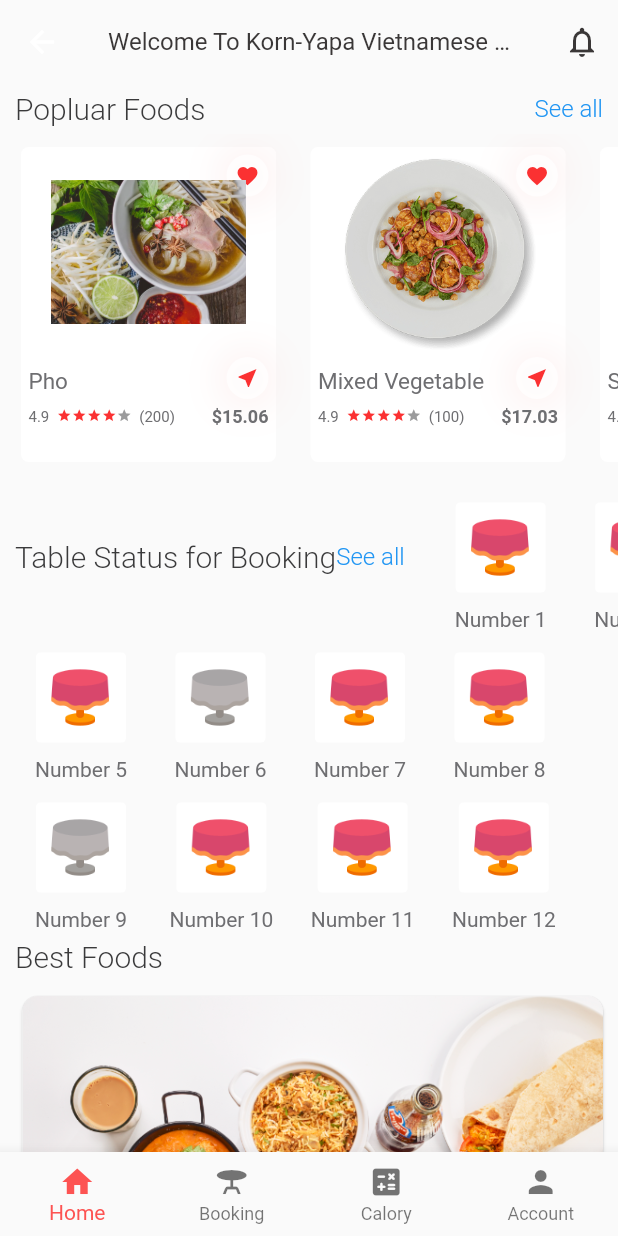
After one commit to dudkinox/app-booking, a Flutter app: the HomePage screen opened directly, on a phone screen of 412 x 824 dp. The commit adds this screen. Run offline on Flutter 3.47's test engine with Material 2 defaults, Android fonts, the phone set to English and light mode, and no system bars; our stand-ins replace carousel_pro, flutter_datetime_picker, font_awesome_flutter, webview_flutter.

Commit message:
Try Home Page

```diff
--- a/lib/pages/BookTable.dart
+++ b/lib/pages/BookTable.dart
@@ -17,6 +17,7 @@ class _BookTableState extends State<BookTable> {
       appBar: AppBar(
         backgroundColor: Color(0xFFFAFAFA),
         elevation: 0,
+        leading: BackButton(color: Color(0xFF3a3737)),
         title: Text(
           "Which would you like to sit?",
           style: TextStyle(
--- a/lib/pages/FoodOrderPage.dart
+++ b/lib/pages/FoodOrderPage.dart
@@ -1,10 +1,8 @@
 import 'package:flutter/material.dart';
-import 'package:flutter_app/pages/BookTable.dart';
 
 import '../animation/ScaleRoute.dart';
 import '../common/button.dart';
 import '../themes/constant.dart';
-import '../widgets/BookTableWidget.dart';
 import 'CaloryCount.dart';
 
 class FoodOrderPage extends StatefulWidget {
--- /dev/null
+++ b/lib/pages/HomePage.dart
@@ -0,0 +1,54 @@
+import 'package:flutter/material.dart';
+import 'package:flutter_app/animation/ScaleRoute.dart';
+import 'package:flutter_app/pages/SignInPage.dart';
+import 'package:flutter_app/widgets/BestFoodWidget.dart';
+import 'package:flutter_app/widgets/BottomNavBarWidget.dart';
+
+import '../widgets/PopularFoodsWidget.dart';
+import 'BookTable.dart';
+import 'TableAvailable.dart';
+
+class HomePage extends StatefulWidget {
+  @override
+  _HomePageState createState() => _HomePageState();
+}
+
+class _HomePageState extends State<HomePage> {
+  @override
+  Widget build(BuildContext context) {
+    return Scaffold(
+      appBar: AppBar(
+        backgroundColor: Color(0xFFFAFAFA),
+        elevation: 0,
+        title: Text(
+          "Welcome To Korn-Yapa Vietnamese Food!",
+          style: TextStyle(
+              color: Color(0xFF3a3737),
+              fontSize: 16,
+              fontWeight: FontWeight.w500),
+        ),
+        brightness: Brightness.light,
+        actions: <Widget>[
+          IconButton(
+              icon: Icon(
+                Icons.notifications_none,
+                color: Color(0xFF3a3737),
+              ),
+              onPressed: () {
+                Navigator.push(context, ScaleRoute(page: SignInPage()));
+              })
+        ],
+      ),
+      body: SingleChildScrollView(
+        child: Column(
+          children: <Widget>[
+            PopularFoodsWidget(),
+            TableAvailable(),
+            BestFoodWidget(),
+          ],
+        ),
+      ),
+      bottomNavigationBar: BottomNavBarWidget(),
+    );
+  }
+}
--- a/lib/pages/SignInPage.dart
+++ b/lib/pages/SignInPage.dart
@@ -8,6 +8,7 @@ import '../services/account_services.dart';
 import '../themes/constant.dart';
 import 'BookTable.dart';
 import 'ForgotPassword.dart';
+import 'HomePage.dart';
 
 class SignInPage extends StatefulWidget {
   @override
@@ -140,49 +141,50 @@ class _SignInPageState extends State<SignInPage> {
                                         return StatefulBuilder(
                                           builder: (BuildContext context,
                                               StateSetter setState) {
-                                            return AlertDialog(
-                                              title: Text(
-                                                'Welcome to Korn-Yapa!',
-                                                style: TextStyle(
-                                                  fontSize: 20,
-                                                  fontWeight: FontWeight.bold,
-                                                ),
-                                              ),
-                                              content: Text(
-                                                'What would you like to?',
-                                                style: TextStyle(
-                                                  fontSize: 16,
-                                                ),
-                                              ),
-                                              actions: [
-                                                ButtonKYP(
-                                                  height: 40,
-                                                  width: 200,
-                                                  text: 'Book Table',
-                                                  process: () async {
-                                                    Navigator.push(
-                                                        context,
-                                                        ScaleRoute(
-                                                            page: BookTable()));
-                                                  },
-                                                ),
-                                                SizedBox(
-                                                  height: 7,
-                                                ),
-                                                ButtonKYP(
-                                                  height: 40,
-                                                  width: 200,
-                                                  text: 'Count Calory',
-                                                  process: () async {
-                                                    Navigator.push(
-                                                        context,
-                                                        ScaleRoute(
-                                                            page:
-                                                                CaloryCount()));
-                                                  },
-                                                ),
-                                              ],
-                                            );
+                                            return HomePage();
+                                            // AlertDialog(
+                                            //   title: Text(
+                                            //     'Welcome to Korn-Yapa!',
+                                            //     style: TextStyle(
+                                            //       fontSize: 20,
+                                            //       fontWeight: FontWeight.bold,
+                                            //     ),
+                                            //   ),
+                                            //   content: Text(
+                                            //     'What would you like to?',
+                                            //     style: TextStyle(
+                                            //       fontSize: 16,
+                                            //     ),
+                                            //   ),
+                                            //   actions: [
+                                            //     ButtonKYP(
+                                            //       height: 40,
+                                            //       width: 200,
+                                            //       text: 'Book Table',
+                                            //       process: () async {
+                                            //         Navigator.push(
+                                            //             context,
+                                            //             ScaleRoute(
+                                            //                 page: BookTable()));
+                                            //       },
+                                            //     ),
+                                            //     SizedBox(
+                                            //       height: 7,
+                                            //     ),
+                                            //     ButtonKYP(
+                                            //       height: 40,
+                                            //       width: 200,
+                                            //       text: 'Count Calory',
+                                            //       process: () async {
+                                            //         Navigator.push(
+                                            //             context,
+                                            //             ScaleRoute(
+                                            //                 page:
+                                            //                     CaloryCount()));
+                                            //       },
+                                            //     ),
+                                            //   ],
+                                            // );
                                           },
                                         );
                                       },
--- /dev/null
+++ b/lib/pages/TableAvailable.dart
@@ -0,0 +1,256 @@
+import 'package:flutter/material.dart';
+import 'package:intl/intl.dart';
+
+class TableAvailable extends StatefulWidget {
+  @override
+  _TableAvailableState createState() => _TableAvailableState();
+}
+
+class _TableAvailableState extends State<TableAvailable> {
+  String nameTable = "";
+  TextEditingController amount = new TextEditingController();
+  TextEditingController timeValue = new TextEditingController();
+  TimeOfDay pickedTime = TimeOfDay.now();
+
+  String formatTimeOfDay(TimeOfDay tod) {
+    final now = new DateTime.now();
+    final dt = DateTime(now.year, now.month, now.day, tod.hour, tod.minute);
+    final format = DateFormat.jm(); //"6:00 AM"
+    return format.format(dt);
+  }
+
+  @override
+  Widget build(BuildContext context) {
+    return SingleChildScrollView(
+      child: Column(
+        children: [
+          Container(
+            height: 100,
+            child: ListView(
+              scrollDirection: Axis.horizontal,
+              children: <Widget>[
+                TableAvailableTitle(),
+                SizedBox(
+                  height: 10,
+                ),
+                BookTableTiles(
+                    name: "Number 1",
+                    imageUrl: "table",
+                    func: () {
+                      setState(() {
+                        nameTable = "Number 1";
+                      });
+                    }),
+                BookTableTiles(
+                  name: "Number 2",
+                  imageUrl: "table",
+                  func: () {
+                    setState(() {
+                      nameTable = "Number 2";
+                    });
+                  },
+                ),
+                BookTableTiles(
+                  name: "Number 3",
+                  imageUrl: "untable",
+                  func: () {
+                    setState(() {
+                      nameTable = "Number 3";
+                    });
+                  },
+                ),
+                BookTableTiles(
+                  name: "Number 4",
+                  imageUrl: "table",
+                  func: () {
+                    setState(() {
+                      nameTable = "Number 4";
+                    });
+                  },
+                ),
+              ],
+            ),
+          ),
+          Container(
+            height: 100,
+            child: ListView(
+              scrollDirection: Axis.horizontal,
+              children: <Widget>[
+                BookTableTiles(
+                  name: "Number 5",
+                  imageUrl: "table",
+                  func: () {
+                    setState(() {
+                      nameTable = "Number 5";
+                    });
+                  },
+                ),
+                BookTableTiles(
+                  name: "Number 6",
+                  imageUrl: "untable",
+                  func: () {
+                    setState(() {
+                      nameTable = "Number 6";
+                    });
+                  },
+                ),
+                BookTableTiles(
+                  name: "Number 7",
+                  imageUrl: "table",
+                  func: () {
+                    setState(() {
+                      nameTable = "Number 7";
+                    });
+                  },
+                ),
+                BookTableTiles(
+                  name: "Number 8",
+                  imageUrl: "table",
+                  func: () {
+                    setState(() {
+                      nameTable = "Number 8";
+                    });
+                  },
+                ),
+              ],
+            ),
+          ),
+          Container(
+            height: 100,
+            child: ListView(
+              scrollDirection: Axis.horizontal,
+              children: <Widget>[
+                BookTableTiles(
+                  name: "Number 9",
+                  imageUrl: "untable",
+                  func: () {
+                    setState(() {
+                      nameTable = "Number 9";
+                    });
+                  },
+                ),
+                BookTableTiles(
+                  name: "Number 10",
+                  imageUrl: "table",
+                  func: () {
+                    setState(() {
+                      nameTable = "Number 10";
+                    });
+                  },
+                ),
+                BookTableTiles(
+                  name: "Number 11",
+                  imageUrl: "table",
+                  func: () {
+                    setState(() {
+                      nameTable = "Number 11";
+                    });
+                  },
+                ),
+                BookTableTiles(
+                  name: "Number 12",
+                  imageUrl: "table",
+                  func: () {
+                    setState(() {
+                      nameTable = "Number 12";
+                    });
+                  },
+                ),
+              ],
+            ),
+          ),
+        ],
+      ),
+    );
+  }
+}
+
+class BookTableTiles extends StatelessWidget {
+  String name;
+  String imageUrl;
+  Function() func;
+
+  BookTableTiles({
+    Key key,
+    @required this.name,
+    @required this.imageUrl,
+    @required this.func,
+  }) : super(key: key);
+
+  @override
+  Widget build(BuildContext context) {
+    return InkWell(
+      onTap: func,
+      child: Column(
+        mainAxisAlignment: MainAxisAlignment.spaceBetween,
+        children: <Widget>[
+          Container(
+            padding: EdgeInsets.only(left: 20, right: 5, top: 10, bottom: 1),
+            // decoration: new BoxDecoration(boxShadow: [
+            //   new BoxShadow(
+            //     color: Color(0xFFfae3e2),
+            //     blurRadius: 25.0,
+            //     offset: Offset(0.0, 0.75),
+            //   ),
+            // ]),
+            child: Card(
+                color: Colors.white,
+                elevation: 0,
+                shape: RoundedRectangleBorder(
+                  borderRadius: const BorderRadius.all(
+                    Radius.circular(3.0),
+                  ),
+                ),
+                child: Container(
+                  width: 60,
+                  height: 60,
+                  child: Center(
+                      child: Image.asset(
+                    'assets/images/Table/' + imageUrl + ".png",
+                    width: 50,
+                    height: 50,
+                  )),
+                )),
+          ),
+          Padding(
+            padding: EdgeInsets.only(
+              left: 20,
+              right: 5,
+            ),
+            child: Text(name,
+                style: TextStyle(
+                    color: Color(0xFF6e6e71),
+                    fontSize: 14,
+                    fontWeight: FontWeight.w400)),
+          ),
+        ],
+      ),
+    );
+  }
+}
+
+class TableAvailableTitle extends StatelessWidget {
+  @override
+  Widget build(BuildContext context) {
+    return Container(
+      padding: EdgeInsets.only(left: 10, right: 10, top: 5, bottom: 5),
+      child: Row(
+        mainAxisAlignment: MainAxisAlignment.spaceBetween,
+        children: <Widget>[
+          Text(
+            "Table Status for Booking",
+            style: TextStyle(
+                fontSize: 20,
+                color: Color(0xFF3a3a3b),
+                fontWeight: FontWeight.w300),
+          ),
+          Text(
+            "See all",
+            style: TextStyle(
+                fontSize: 16, color: Colors.blue, fontWeight: FontWeight.w100),
+          )
+        ],
+      ),
+    );
+  }
+}
--- a/lib/widgets/BookingFoodWidget.dart
+++ b/lib/widgets/BookingFoodWidget.dart
@@ -19,7 +19,7 @@ class _BookingFoodWidgetState extends State<BookingFoodWidget> {
       appBar: AppBar(
         backgroundColor: Color(0xFFFAFAFA),
         elevation: 0,
-        leading: BackButton(color: Colors.black),
+        leading: BackButton(color: Color(0xFF3a3737)),
         title: Text(
           "Detail Table Booking",
           style: TextStyle(
--- a/lib/widgets/BottomNavBarWidget.dart
+++ b/lib/widgets/BottomNavBarWidget.dart
@@ -1,5 +1,4 @@
 import 'package:flutter/material.dart';
-import 'package:font_awesome_flutter/font_awesome_flutter.dart';
 
 class BottomNavBarWidget extends StatefulWidget {
   @override
--- a/lib/widgets/PopularFoodsWidget.dart
+++ b/lib/widgets/PopularFoodsWidget.dart
@@ -1,5 +1,4 @@
 import 'package:flutter/material.dart';
-import 'package:flutter_app/animation/RotationRoute.dart';
 import 'package:flutter_app/animation/ScaleRoute.dart';
 import 'package:flutter_app/pages/FoodDetailsPage.dart';
 
@@ -265,7 +264,7 @@ class PopularFoodItems extends StatelessWidget {
       scrollDirection: Axis.horizontal,
       children: <Widget>[
         PopularFoodTiles(
-            name: "Fried Egg",
+            name: "Pho",
             imageUrl: "ic_popular_food_1",
             rating: '4.9',
             numberOfRating: '200',
@@ -293,7 +292,7 @@ class PopularFoodItems extends StatelessWidget {
             price: "11.10",
             slug: ""),
         PopularFoodTiles(
-            name: "Red meat,Salad",
+            name: "Goi Cuon",
             imageUrl: "ic_popular_food_2",
             rating: "4.6",
             numberOfRating: "150",
@@ -321,7 +320,7 @@ class PopularFoodItems extends StatelessWidget {
             price: '15.06',
             slug: "fried_egg"),
         PopularFoodTiles(
-            name: "Red meat,Salad",
+            name: "Goi Cuon",
             imageUrl: "ic_popular_food_2",
             rating: "4.6",
             numberOfRating: "150",
```
Also changed, not shown: assets/images/menus/goi cuon.png (added), assets/images/menus/kyp.png, assets/images/popular_foods/ic_popular_food_1.png, assets/images/popular_foods/ic_popular_food_2.png, 6 other files.
